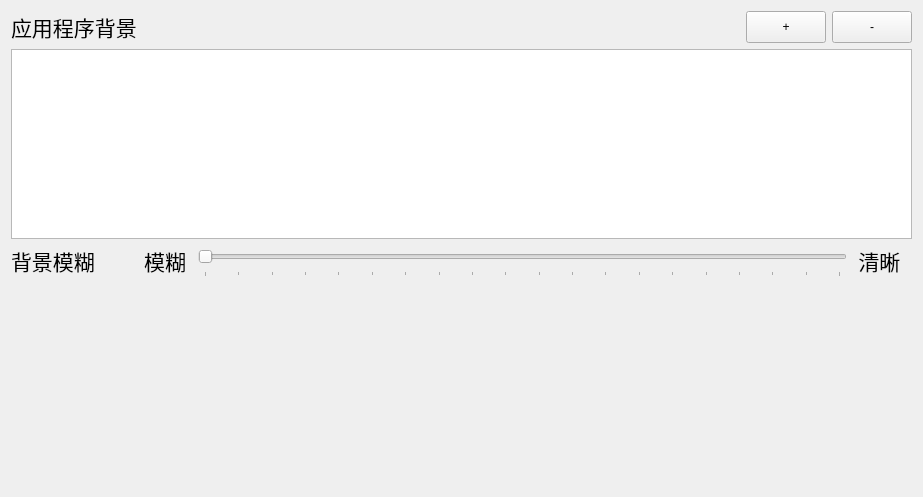
Before: the Qt Designer form src/app/MainAppSettingPage.ui in Reverier-Xu/ISAE, drawn with Qt 5.
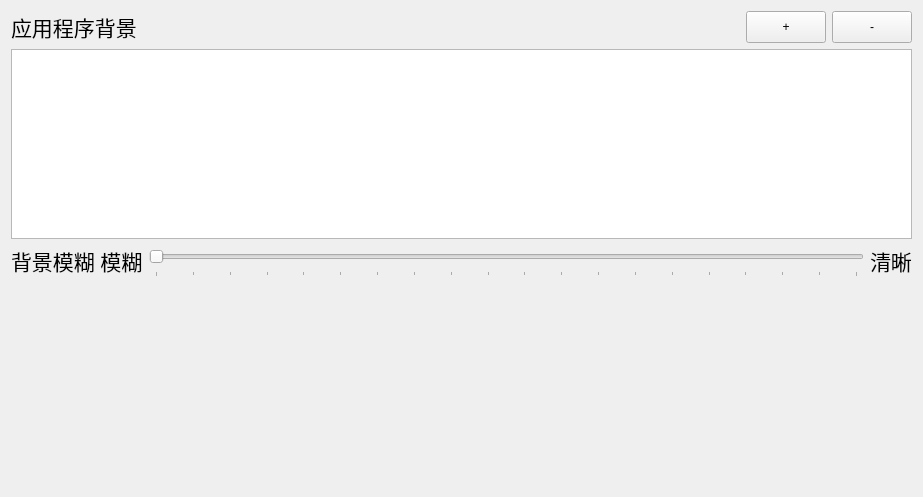
After: the same form once the commit is applied.

Diff of the .ui file:
```diff
--- a/src/app/MainAppSettingPage.ui
+++ b/src/app/MainAppSettingPage.ui
@@ -130,7 +130,7 @@
         </font>
        </property>
        <property name="text">
-        <string>背景模糊         模糊 </string>
+                                <string>背景模糊 模糊</string>
        </property>
        <property name="buddy">
         <cstring>horizontalSlider</cstring>
@@ -186,7 +186,7 @@
         </font>
        </property>
        <property name="text">
-        <string> 清晰  </string>
+                                <string>清晰</string>
        </property>
       </widget>
      </item>
```
Lines whose indentation alone changed are shown as unchanged.
